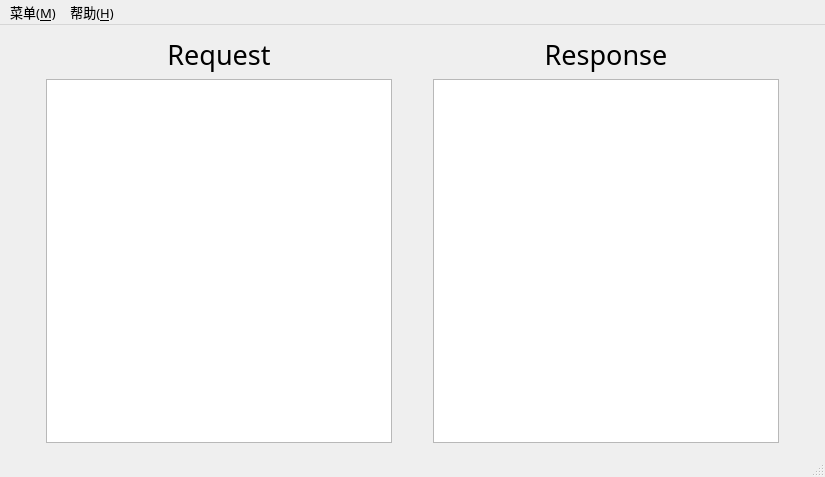
The window that WD_version3/WD_Server/mainwindow.ui (drcege/WD) describes before a commit, drawn with Qt 5.
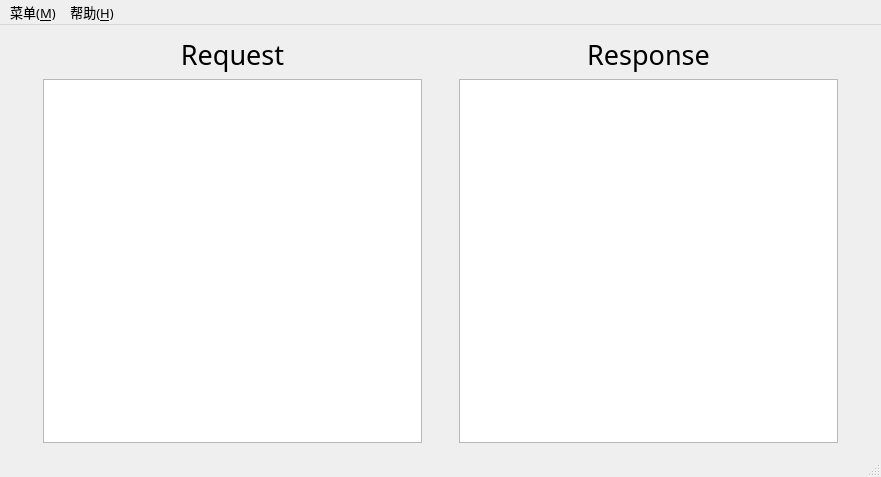
The same window after the commit. Icons and pictures are not drawn.

```diff
--- a/WD_version3/WD_Server/mainwindow.ui
+++ b/WD_version3/WD_Server/mainwindow.ui
@@ -6,7 +6,7 @@
    <rect>
     <x>0</x>
     <y>0</y>
-    <width>825</width>
+    <width>881</width>
     <height>477</height>
    </rect>
   </property>
@@ -45,7 +45,7 @@
      <height>378</height>
     </size>
    </property>
-   <layout class="QGridLayout" name="gridLayout" columnstretch="1,10,1,10,1">
+   <layout class="QGridLayout" name="gridLayout" columnstretch="1,12,1,12,1">
     <item row="0" column="2">
      <spacer name="horizontalSpacer">
       <property name="orientation">
@@ -150,7 +150,7 @@
     <rect>
      <x>0</x>
      <y>0</y>
-     <width>825</width>
+     <width>881</width>
      <height>23</height>
     </rect>
    </property>
```
